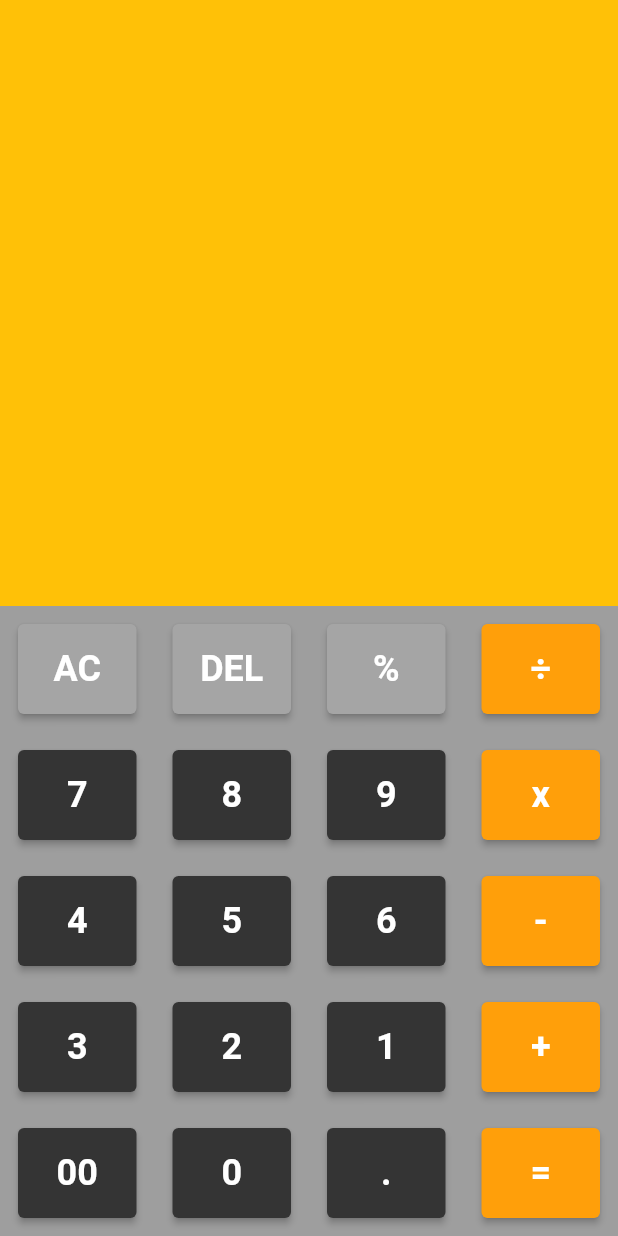
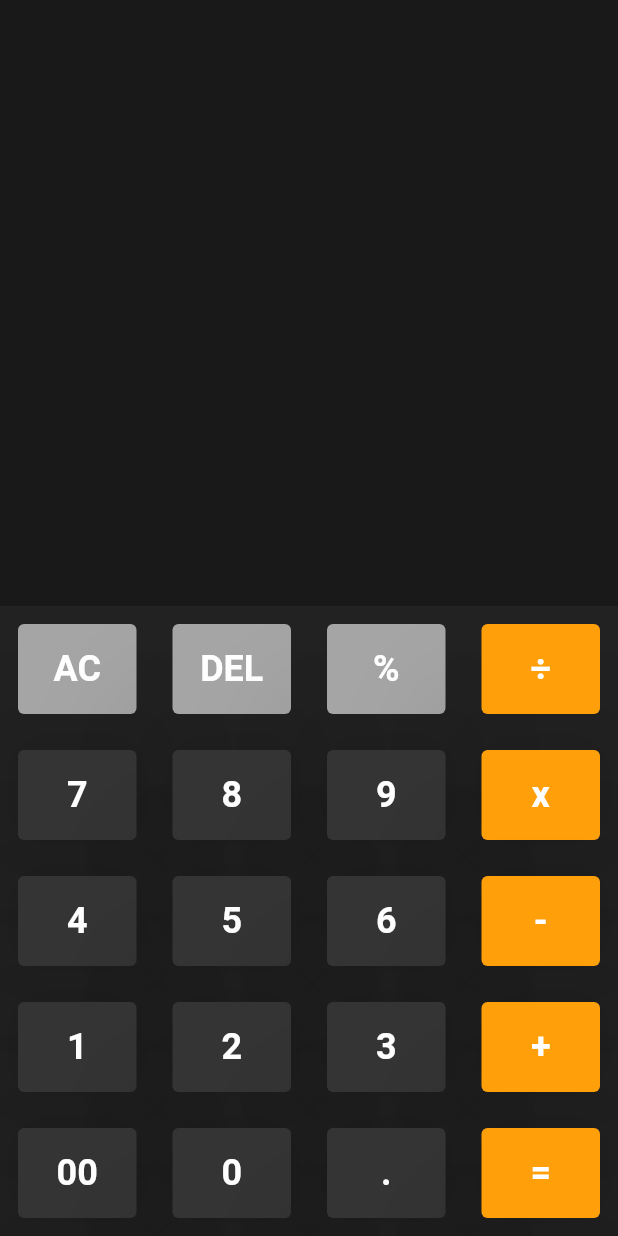
Before and after one commit to Yash782/Calculator-App, a Flutter app: the screen it shows after launch, after a tap on "AC", on a phone screen of 412 x 824 dp. Run offline on Flutter 3.47's test engine with Material 2 defaults, Android fonts, the phone set to English and light mode, and no system bars; our stand-ins replace math_expressions.

Commit message:
change some colors and font size

```diff
--- a/lib/main.dart
+++ b/lib/main.dart
@@ -30,6 +30,7 @@ class _CalculatorAppState extends State<CalculatorApp> {
         input = input.substring(0, input.length - 1);
       }
     } else if (value == '=') {
+      if (input.isNotEmpty) {
         var userInput = input;
         if (input.contains('÷')) {
           userInput = input.replaceAll('÷', '/');
@@ -48,6 +49,7 @@ class _CalculatorAppState extends State<CalculatorApp> {
         if (output.endsWith('.0')) {
           output = output.substring(0, output.length - 2);
         }
+      }
     } else {
       input = input + value;
     }
@@ -58,27 +60,25 @@ class _CalculatorAppState extends State<CalculatorApp> {
   @override
   Widget build(BuildContext context) {
     return Scaffold(
-      backgroundColor: Colors.black38,
+      backgroundColor: Colors.black87,
       body: Column(
         children: [
           Expanded(
             child: Container(
-              padding: const EdgeInsets.all(16),
-              color: Colors.amber,
+              padding: const EdgeInsets.all(20),
+              color: const Color(0xFF191919),
               width: double.infinity,
               child: Column(
-                mainAxisAlignment: MainAxisAlignment.center,
+                mainAxisAlignment: MainAxisAlignment.end,
                 crossAxisAlignment: CrossAxisAlignment.end,
                 children: [
                   Text(
                     input,
-                    style: const TextStyle(
-                      fontSize: 40,
-                    ),
+                    style: const TextStyle(fontSize: 40, color: Colors.white),
                   ),
                   Text(
                     output,
-                    style: const TextStyle(fontSize: 38),
+                    style: const TextStyle(fontSize: 50, color: Colors.white),
                   )
                 ],
               ),
@@ -111,9 +111,9 @@ class _CalculatorAppState extends State<CalculatorApp> {
           ),
           Row(
             children: [
+              button(text: '1'),
+              button(text: '2'),
               button(text: '3'),
-              button(text: '2'),
-              button(text: '1'),
               button(text: '+', buttonBgColor: operatorColor)
             ],
           ),
@@ -139,6 +139,7 @@ class _CalculatorAppState extends State<CalculatorApp> {
         child: ElevatedButton(
           onPressed: () => onButtonCLick(text),
           style: ElevatedButton.styleFrom(
+              elevation: 40,
               backgroundColor: buttonBgColor,
               padding: const EdgeInsets.all(16)),
           child: Text(
```
Lines whose indentation alone changed are shown as unchanged.
